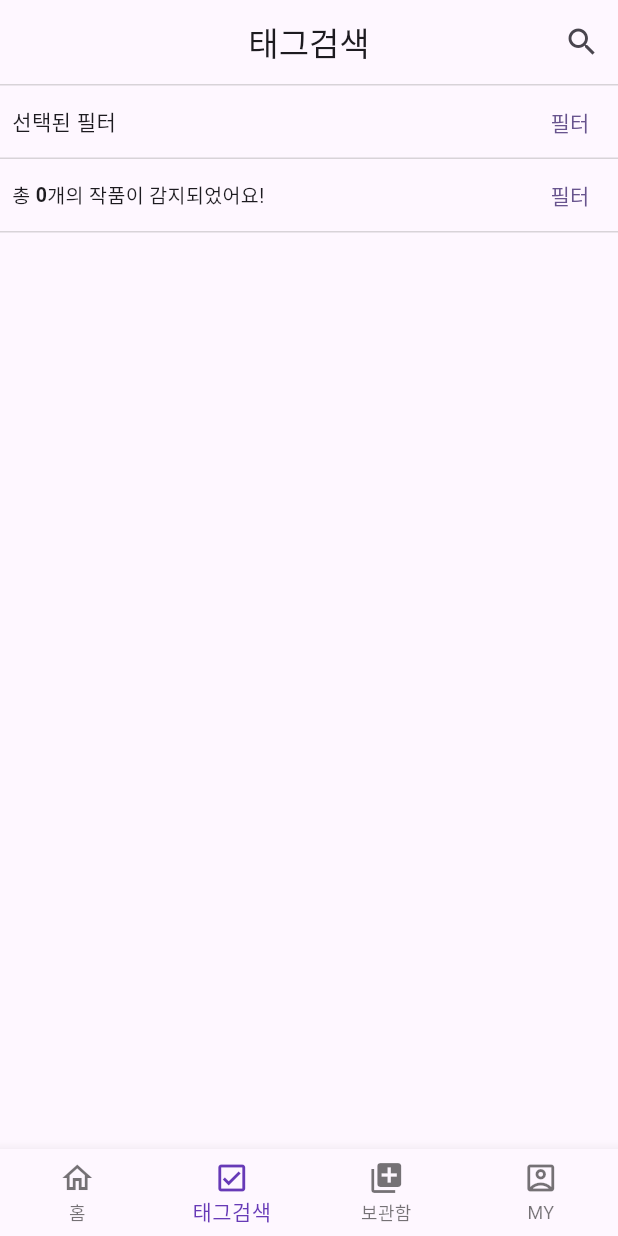
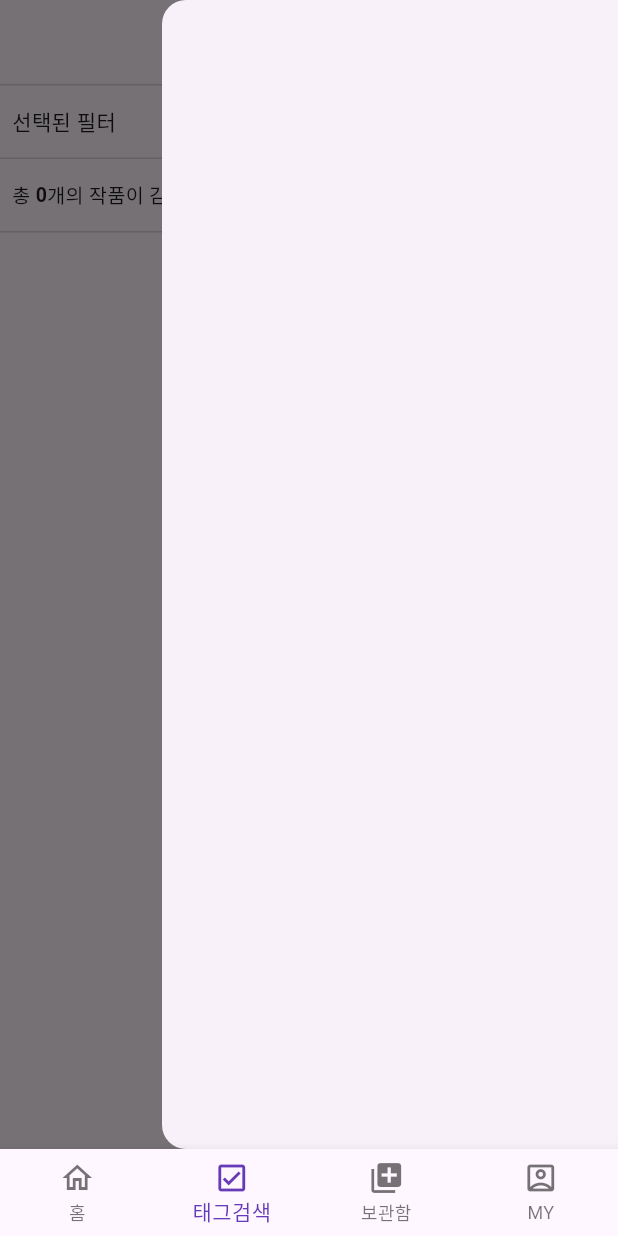
Before and after one commit to Dalso13/laftel-clone, a Flutter app: the screen it shows after launch, item 2 of the bottom bar chosen, after a tap on "필터", on a phone screen of 412 x 824 dp. Run offline on Flutter 3.47's test engine with Material 3 defaults, Android fonts, the phone set to English and light mode, and no system bars; our stand-ins replace carousel_slider, flutter_rating_bar, freezed_annotation, get_it, go_router, sliver_tools; generated files the repository leaves out were written again; network calls fail; statements that could not run were skipped.

Commit message:
feat : 열거형 태그 추가 및 페이지 드래그 제한

```diff
--- /dev/null
+++ b/lib/core/tag_state.dart
@@ -0,0 +1,89 @@
+// 원래라면 DB로 처리하겠지만 그냥 약식으로 처리
+
+enum TagCategoryState {
+  genre(kr: '장르', cateNum: 0),
+  tag(kr: '태그', cateNum: 1),
+  year(kr: '연도', cateNum: 2),
+  broadcast(kr: '방영', cateNum: 3),
+  release(kr: '출시타입', cateNum: 4),
+  brand(kr: '브랜드', cateNum: 5);
+
+  final String kr;
+  final int cateNum;
+
+
+  const TagCategoryState({
+    required this.kr,
+    required this.cateNum
+  });
+}
+
+
+enum TagState {
+  // 장르 태그 너무많아서 조금하고 나중에 추가예정
+  bl(kr: 'BL', cateNum: 0),
+  gl(kr: 'GL 백합', cateNum: 0),
+  sf(kr: 'SF', cateNum: 0),
+  gag(kr: '개그', cateNum: 0),
+  horror(kr: '공포', cateNum: 0),
+  drama(kr: '드라마', cateNum: 0),
+  romance(kr: '로맨스', cateNum: 0),
+  adventure(kr: '모험', cateNum: 0),
+  wuxia(kr: '무협', cateNum: 0),
+  mystery(kr: '미스터리', cateNum: 0),
+  crime(kr: '범죄', cateNum: 0),
+  thrill(kr: '스릴러', cateNum: 0),
+  history(kr: '시대물', cateNum: 0),
+  child(kr: '아동', cateNum: 0),
+  idol(kr: '아이돌', cateNum: 0),
+  fantasy(kr: '판타지', cateNum: 0),
+
+  // 태그 역시 마찬가지로
+  family(kr: '가족', cateNum: 1),
+  moving(kr: '감동', cateNum: 1),
+  game(kr: '게임', cateNum: 1),
+  animal(kr: '동물', cateNum: 1),
+  east(kr: '동양풍', cateNum: 1),
+  brain(kr: '두뇌싸움', cateNum: 1),
+  robot(kr: '로봇', cateNum: 1),
+  loop(kr: '루프물', cateNum: 1),
+  magical(kr: '마법소녀', cateNum: 1),
+  battle(kr: '배틀', cateNum: 1),
+
+  // 연도 역시 마찬가지로
+  twentyFourQ2(kr: '2024년 2분기', cateNum: 1),
+  twentyFourQ1(kr: '2024년 1분기', cateNum: 1),
+  twentyThreeQ4(kr: '2023년 4분기', cateNum: 1),
+  twentyThreeQ3(kr: '2023년 3분기', cateNum: 1),
+  twentyThreeQ2(kr: '2023년 2분기', cateNum: 1),
+  twentyThreeQ1(kr: '2023년 1분기', cateNum: 1),
+  twentyTwo(kr: '2022년', cateNum: 1),
+  twentyOne(kr: '2021년', cateNum: 1),
+  twenty(kr: '2020년', cateNum: 1),
+  nineteen(kr: '2019년', cateNum: 1),
+  eighteen(kr: '2018년', cateNum: 1),
+  seventeen(kr: '2017년', cateNum: 1),
+
+  onAir(kr: '방영중', cateNum: 2),
+  end(kr: '완결', cateNum: 2),
+
+  tva(kr: 'TVA', cateNum: 3),
+  cinema(kr: '극장판', cateNum: 3),
+  ova(kr: 'OVA', cateNum: 3),
+
+  animaxPlus(kr: '애니맥스 플러스', cateNum: 4),
+  aniplus(kr: '애니플러스', cateNum: 4),
+  ktAlpha(kr: 'kt alpha', cateNum: 4),
+  daewon(kr: '대원', cateNum: 4),
+  brandOther(kr: '기타', cateNum: 4);
+
+
+  final String kr;
+  final int cateNum;
+
+
+  const TagState({
+    required this.kr,
+    required this.cateNum
+  });
+}
--- a/lib/domain/use_case/get_anime_data_use_case/interface/get_search_anime.dart
+++ b/lib/domain/use_case/get_anime_data_use_case/interface/get_search_anime.dart
@@ -2,6 +2,5 @@ import '../../../model/search_anime_model.dart';
 
 abstract interface class GetSearchAnime {
   Future<SearchAnimeModel> getSearchAnime();
-
   Future<SearchAnimeModel> getNextAnime({required String next});
 }
--- a/lib/presentation/ui/main_screen.dart
+++ b/lib/presentation/ui/main_screen.dart
@@ -30,6 +30,7 @@ class _MainScreenState extends State<MainScreen> {
       body: PageView(
         controller: viewModel.pageController,
         pageSnapping: false,
+        physics: const NeverScrollableScrollPhysics(),
         children: [
           const MainScreenItem(),
           const SearchScreen(),
--- a/lib/presentation/ui/search_screen_item/search_screen.dart
+++ b/lib/presentation/ui/search_screen_item/search_screen.dart
@@ -1,6 +1,7 @@
 import 'package:flutter/material.dart';
 import 'package:go_router/go_router.dart';
 import 'package:laftel_clone/presentation/ui/main_screen_item/detail_item/preview_anime_item.dart';
+import 'package:laftel_clone/presentation/ui/search_screen_item/search_screen_item/tag_drawer_menu.dart';
 import 'package:laftel_clone/presentation/view_model/search_view_model.dart';
 import 'package:provider/provider.dart';
 
@@ -12,10 +13,23 @@ class SearchScreen extends StatelessWidget {
     final viewModel = context.watch<SearchViewModel>();
     final state = viewModel.state;
     return Scaffold(
+      key: viewModel.scaffoldKey,
+      drawerEnableOpenDragGesture: false,
+      endDrawer: const Drawer(
+        child: TagDrawerMenu(),
+      ),
       appBar: AppBar(
         centerTitle: true,
-        title: const Text('태그검색'),
-        actions: [IconButton(onPressed: () {}, icon: const Icon(Icons.search))],
+        title: const Text(
+          '태그검색',
+          style: TextStyle(
+            fontSize: 17,
+            fontWeight: FontWeight.bold,
+          ),
+        ),
+        actions: [
+          IconButton(onPressed: () {}, icon: const Icon(Icons.search)),
+        ],
       ),
       body: Column(
         children: [
@@ -33,7 +47,11 @@ class SearchScreen extends StatelessWidget {
                   padding: EdgeInsets.all(8.0),
                   child: Text('선택된 필터'),
                 ),
-                TextButton(onPressed: () {}, child: const Text('필터'))
+                TextButton(
+                    onPressed: () {
+                      viewModel.scaffoldKey.currentState!.openEndDrawer();
+                    },
+                    child: const Text('필터'))
               ],
             ),
           ),
@@ -75,6 +93,9 @@ class SearchScreen extends StatelessWidget {
           Expanded(
             child: GridView.count(
               crossAxisCount: 2,
+              crossAxisSpacing: 15,
+              padding:
+                  const EdgeInsets.only(left: 8, right: 8, bottom: 16, top: 16),
               controller: viewModel.scrollController,
               children: state.searchAnimeList
                   .map(
--- /dev/null
+++ b/lib/presentation/ui/search_screen_item/search_screen_item/tag_drawer_menu.dart
@@ -0,0 +1,15 @@
+import 'package:flutter/cupertino.dart';
+
+class TagDrawerMenu extends StatelessWidget {
+  const TagDrawerMenu({super.key});
+
+  @override
+  Widget build(BuildContext context) {
+    return ListView(
+      padding: EdgeInsets.zero,
+      children: [
+
+      ],
+    );
+  }
+}
--- a/lib/presentation/view_model/view_model_state/search_state.dart
+++ b/lib/presentation/view_model/view_model_state/search_state.dart
@@ -1,5 +1,6 @@
 import 'package:freezed_annotation/freezed_annotation.dart';
 import 'package:flutter/foundation.dart';
+import '../../../core/tag_state.dart';
 import '../../../domain/model/simple_anime_model.dart';
 
 part 'search_state.freezed.dart';
@@ -13,6 +14,9 @@ class SearchState with _$SearchState {
     @Default(false) bool isPagination,
     @Default(0) int searchAnimeListCount,
     @Default('') String nextUri,
+    @Default([]) List<TagState> checkTag,
+    @Default(true) bool possibleViewAnime,
+    @Default(false) bool possibleViewMembershipAnime,
   }) = _SearchState;
 
   factory SearchState.fromJson(Map<String, Object?> json) => _$SearchStateFromJson(json);
```
Also changed, not shown: lib/presentation/ui/anime_option_item/ad_free_item.dart (+8 -1 lines), lib/presentation/ui/main_screen_item/detail_item/preview_anime_item.dart (+7 -4 lines), lib/presentation/ui/storage_box_item/storage_box_screen.dart (+10 -6 lines), lib/presentation/view_model/search_view_model.dart (+17 -0 lines), lib/presentation/ui/storage_box_item/storage_box_child_item/menu_sort_screen.dart (renamed from lib/presentation/ui/storage_box_item/storage_box_child_item/want_menu_sort_screen.dart).
